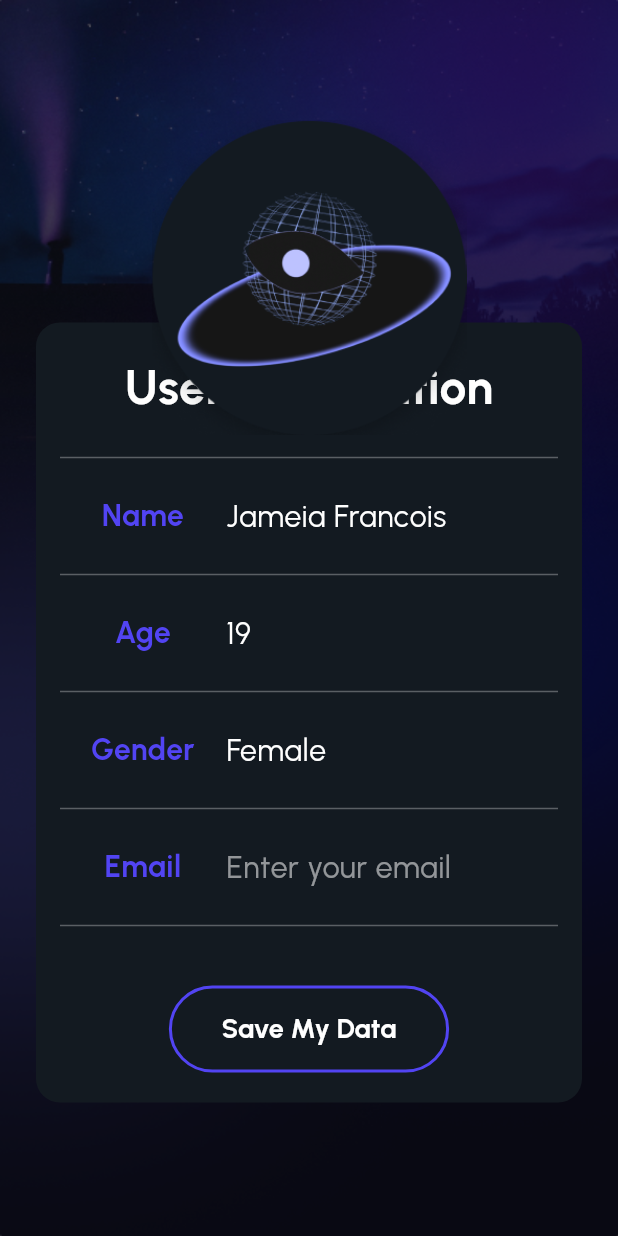
After one commit to reiidj/a-eye, a Flutter app: the ProfilePage screen opened by its route, on a phone screen of 412 x 824 dp. The commit adds this screen. Run offline on Flutter 3.47's test engine with Material 3 defaults, Android fonts, the phone set to English and light mode, and no system bars; our stand-ins replace camera, drift, google_fonts, image_picker; missing offline and left inert: crop_your_image; accounts and stored records are empty; generated files the repository leaves out were written again.

Commit message:
Feat: profile page base, with working field

```diff
--- a/lib/database/app_database.dart
+++ b/lib/database/app_database.dart
@@ -35,10 +35,10 @@ class AppDatabase extends _$AppDatabase {
   // --- User Methods ---
   Future<int> insertUser(UsersCompanion user) => into(users).insert(user);
 
-  Future<User?> getLatestUser() {
+  Future<User?> getLatestUser() async {
     return (select(users)
-      ..orderBy(
-          [(u) => OrderingTerm(expression: u.createdAt, mode: OrderingMode.desc)]))
+      ..orderBy([(u) => OrderingTerm(expression: u.createdAt, mode: OrderingMode.desc)])
+      ..limit(1))
         .getSingleOrNull();
   }
 
--- a/lib/routes.dart
+++ b/lib/routes.dart
@@ -13,6 +13,7 @@ import 'package:a_eye/screens/scan_setup/scan_mode_page.dart';
 import 'package:a_eye/screens/scan_setup/check_surroundings_1.dart';
 import 'package:a_eye/screens/scan_setup/check_surroundings_2.dart';
 import 'package:a_eye/screens/scan_setup/disclaimer_page.dart';
+import 'package:a_eye/screens/scan_setup/profile_page.dart';
 
 // Scan
 import 'package:a_eye/screens/scan/capture/camera_page.dart';
@@ -95,6 +96,7 @@ final Map<String, WidgetBuilder> appRoutes = {
     return WelcomeScreen(
       userName: userName,
       onNext: () => Navigator.pushNamed(context, '/scanMode'),
+      onProfile: () => Navigator.pushNamed(context, '/ProfilePage'),
     );
   },
 
@@ -107,6 +109,14 @@ final Map<String, WidgetBuilder> appRoutes = {
       onNext: () => Navigator.pushNamed(context, '/scanMode'),
     );
   },
+
+  //Profile page
+  '/ProfilePage': (context) {
+    return ProfilePage(
+      onNext: () => Navigator.pushNamed(context, '/scanMode'),
+    );
+  },
+
 
   // Scan Setup Flow
   '/scanMode': (context) => ScanModePage(
--- a/lib/screens/onboarding/name_input_page.dart
+++ b/lib/screens/onboarding/name_input_page.dart
@@ -145,7 +145,7 @@ class _NameInputPageState extends State<NameInputPage> {
                   controller: _controller,
                   focusNode: _focusNode,
                   autofocus: true,
-                  maxLength: 20,
+                  maxLength: 13,
                   style: const TextStyle(color: Colors.white),
                   decoration: InputDecoration(
                     hintText: 'Enter your name',
--- a/lib/screens/scan/result_immature_page.dart
+++ b/lib/screens/scan/result_immature_page.dart
@@ -1,6 +1,5 @@
 import 'package:flutter/material.dart';
 import 'package:google_fonts/google_fonts.dart';
-// REMOVED: import 'package:hive/hive.dart';
 import 'dart:io';
 
 class ImmaturePage extends StatelessWidget {
--- a/lib/screens/scan/result_mature_page.dart
+++ b/lib/screens/scan/result_mature_page.dart
@@ -1,6 +1,5 @@
 import 'package:flutter/material.dart';
 import 'package:google_fonts/google_fonts.dart';
-// REMOVED: import 'package:hive/hive.dart';
 import 'dart:io';
 import 'package:url_launcher/url_launcher.dart';
 
--- /dev/null
+++ b/lib/screens/scan_setup/profile_page.dart
@@ -0,0 +1,209 @@
+import 'package:flutter/material.dart';
+import 'package:google_fonts/google_fonts.dart';
+
+class ProfilePage extends StatefulWidget {
+  final VoidCallback onNext;
+
+  const ProfilePage({super.key, required this.onNext});
+
+  @override
+  State<ProfilePage> createState() => _ProfilePageState();
+}
+
+class _ProfilePageState extends State<ProfilePage> {
+  // Controllers for editable fields
+  final TextEditingController nameController =
+  TextEditingController(text: "Jameia Francois");
+
+  final TextEditingController ageController =
+  TextEditingController(text: "19");
+
+  final TextEditingController genderController =
+  TextEditingController(text: "Female");
+
+  final TextEditingController emailController =
+  TextEditingController(); // start blank
+
+  final double infoFontSize = 20;
+
+  // "Pass-through" save function
+  void onSave() {
+    final String name = nameController.text.trim();
+    final String age = ageController.text.trim();
+    final String gender = genderController.text.trim();
+    final String email = emailController.text.trim();
+
+    // TODO: Replace this with real Drift save later
+    debugPrint("Saving user data -> Name: $name, Age: $age, Gender: $gender, Email: $email");
+
+    // Navigate back to welcome page, passing updated info
+    Navigator.pushReplacementNamed(
+      context,
+      '/welcome',
+      arguments: {
+        'name': name,
+        'age': age,
+        'gender': gender,
+        'email': email,
+      },
+    );
+  }
+
+  @override
+  Widget build(BuildContext context) {
+    return Scaffold(
+      backgroundColor: Colors.transparent,
+      body: Stack(
+        children: [
+          // Background image
+          Container(
+            width: double.infinity,
+            height: double.infinity,
+            decoration: const BoxDecoration(
+              image: DecorationImage(
+                image: AssetImage('assets/images/Background.png'),
+                fit: BoxFit.cover,
+              ),
+            ),
+          ),
+
+          // User information box
+          Align(
+            alignment: Alignment.center,
+            child: Container(
+              margin: const EdgeInsets.fromLTRB(24, 150, 24, 24),
+              padding: const EdgeInsets.fromLTRB(16, 20, 16, 20),
+              decoration: BoxDecoration(
+                color: const Color(0xFF131A21),
+                borderRadius: BorderRadius.circular(16),
+              ),
+              child: SingleChildScrollView(
+                child: Column(
+                  mainAxisSize: MainAxisSize.min,
+                  crossAxisAlignment: CrossAxisAlignment.start,
+                  children: [
+                    // Header
+                    Padding(
+                      padding: const EdgeInsets.only(bottom: 16),
+                      child: Center(
+                        child: Text(
+                          "User Information",
+                          style: GoogleFonts.urbanist(
+                            fontSize: 32,
+                            fontWeight: FontWeight.bold,
+                            color: Colors.white,
+                          ),
+                        ),
+                      ),
+                    ),
+
+                    const Divider(color: Colors.white30, thickness: 1),
+                    _buildInputRow("Name", nameController),
+                    const Divider(color: Colors.white30, thickness: 1),
+                    _buildInputRow("Age", ageController),
+                    const Divider(color: Colors.white30, thickness: 1),
+                    _buildInputRow("Gender", genderController),
+                    const Divider(color: Colors.white30, thickness: 1),
+                    _buildInputRow("Email", emailController),
+                    const Divider(color: Colors.white30, thickness: 1),
+
+                    const SizedBox(height: 32),
+
+                    Center(
+                      child: OutlinedButton(
+                        onPressed: onSave,
+                        style: OutlinedButton.styleFrom(
+                          side: const BorderSide(
+                              color: Color(0xFF5244F3), width: 2),
+                          padding: const EdgeInsets.symmetric(
+                              horizontal: 35, vertical: 16),
+                          shape: RoundedRectangleBorder(
+                              borderRadius: BorderRadius.circular(32)),
+                        ),
+                        child: Text(
+                          "Save My Data",
+                          style: GoogleFonts.urbanist(
+                            fontSize: 18,
+                            fontWeight: FontWeight.bold,
+                            color: Colors.white,
+                          ),
+                        ),
+                      ),
+                    ),
+                  ],
+                ),
+              ),
+            ),
+          ),
+
+          // Circle logo at the top
+          Align(
+            alignment: Alignment.topCenter,
+            child: Padding(
+              padding: const EdgeInsets.only(top: 80),
+              child: SizedBox(
+                height: 210,
+                width: 210,
+                child: Image.asset(
+                  'assets/images/AEYE Logo P6.png',
+                  fit: BoxFit.cover,
+                  errorBuilder: (context, error, stackTrace) {
+                    return const Icon(
+                      Icons.broken_image,
+                      color: Colors.white30,
+                      size: 32,
+                    );
+                  },
+                ),
+              ),
+            ),
+          ),
+        ],
+      ),
+    );
+  }
+
+  /// Reusable row builder
+  Widget _buildInputRow(String label, TextEditingController controller) {
+    return Padding(
+      padding: const EdgeInsets.symmetric(vertical: 12),
+      child: Row(
+        children: [
+          Expanded(
+            flex: 1,
+            child: Text(
+              label,
+              textAlign: TextAlign.center,
+              style: GoogleFonts.urbanist(
+                fontSize: infoFontSize,
+                fontWeight: FontWeight.bold,
+                color: const Color(0xFF5244F3),
+              ),
+            ),
+          ),
+          Expanded(
+            flex: 2,
+            child: TextField(
+              controller: controller,
+              style: GoogleFonts.urbanist(
+                fontSize: infoFontSize,
+                color: Colors.white,
+              ),
+              decoration: InputDecoration(
+                isDense: true,
+                border: InputBorder.none,
+                hintText: label == "Email" ? "Enter your email" : null,
+                hintStyle: const TextStyle(color: Colors.white54),
+              ),
+              keyboardType: label == "Email"
+                  ? TextInputType.emailAddress
+                  : TextInputType.text,
+              autocorrect: label == "Email" ? false : true,
+              enableSuggestions: label == "Email" ? false : true,
+            ),
+          ),
+        ],
+      ),
+    );
+  }
+}
--- a/lib/screens/welcome_screen.dart
+++ b/lib/screens/welcome_screen.dart
@@ -3,11 +3,13 @@ import 'package:google_fonts/google_fonts.dart';
 
 class WelcomeScreen extends StatelessWidget {
   final VoidCallback onNext;
+  final VoidCallback onProfile;
   final String userName;
 
   const WelcomeScreen({
     super.key,
     required this.onNext,
+    required this.onProfile,
     required this.userName,
   });
 
@@ -35,6 +37,8 @@ class WelcomeScreen extends StatelessWidget {
                   Positioned(
                     top: 20,
                     left: 30,
+                    child: GestureDetector(
+                      onTap: onProfile,
                       child: Image.asset(
                         'assets/images/Profile btn.png',
                         width: 48,
@@ -43,6 +47,7 @@ class WelcomeScreen extends StatelessWidget {
                         errorBuilder: (context, error, stackTrace) {
                           return const Icon(Icons.menu, color: Colors.white, size: 28);
                         },
+                      ),
                     ),
                   ),
 
```
Lines whose indentation alone changed are shown as unchanged.
